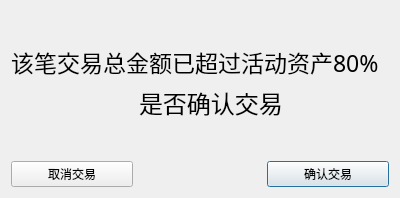
First picture: the form in VirtualStock_dir/risknotice.ui, repository Vks-Feng/Nullptr, before the edit.
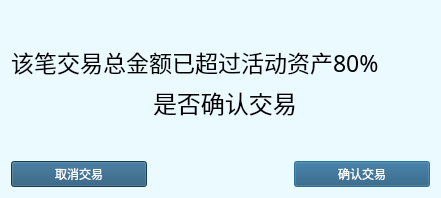
Second picture: the form after the edit.

Patch:
```diff
--- a/VirtualStock_dir/risknotice.ui
+++ b/VirtualStock_dir/risknotice.ui
@@ -6,16 +6,23 @@
    <rect>
     <x>0</x>
     <y>0</y>
-    <width>400</width>
+    <width>441</width>
     <height>198</height>
    </rect>
   </property>
   <property name="windowTitle">
    <string>Dialog</string>
   </property>
+  <property name="styleSheet">
+   <string notr="true">background-color: rgb(235, 250, 255);</string>
+  </property>
   <layout class="QGridLayout" name="gridLayout">
    <item row="4" column="2">
     <widget class="QPushButton" name="confirmButton">
+     <property name="styleSheet">
+      <string notr="true">background-color: rgb(33, 84, 118);
+color:white;</string>
+     </property>
      <property name="text">
       <string>确认交易</string>
      </property>
@@ -23,6 +30,10 @@
    </item>
    <item row="4" column="0">
     <widget class="QPushButton" name="cancelButton">
+     <property name="styleSheet">
+      <string notr="true">background-color: rgb(33, 84, 118);
+color:white;</string>
+     </property>
      <property name="text">
       <string>取消交易</string>
      </property>
```
